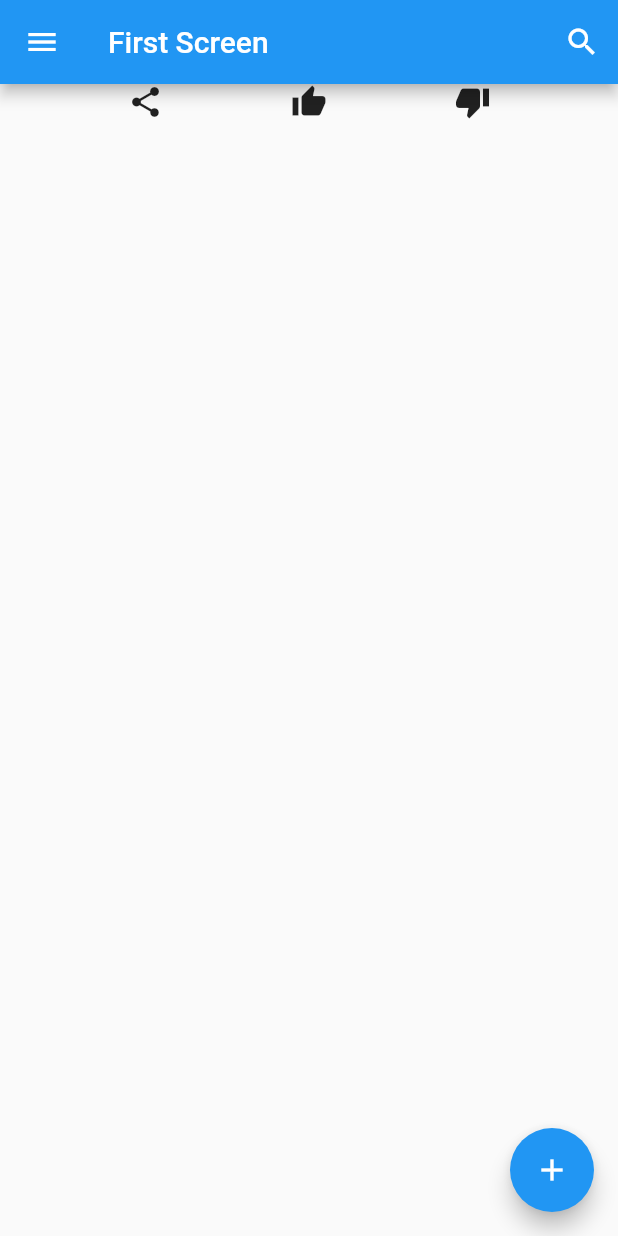
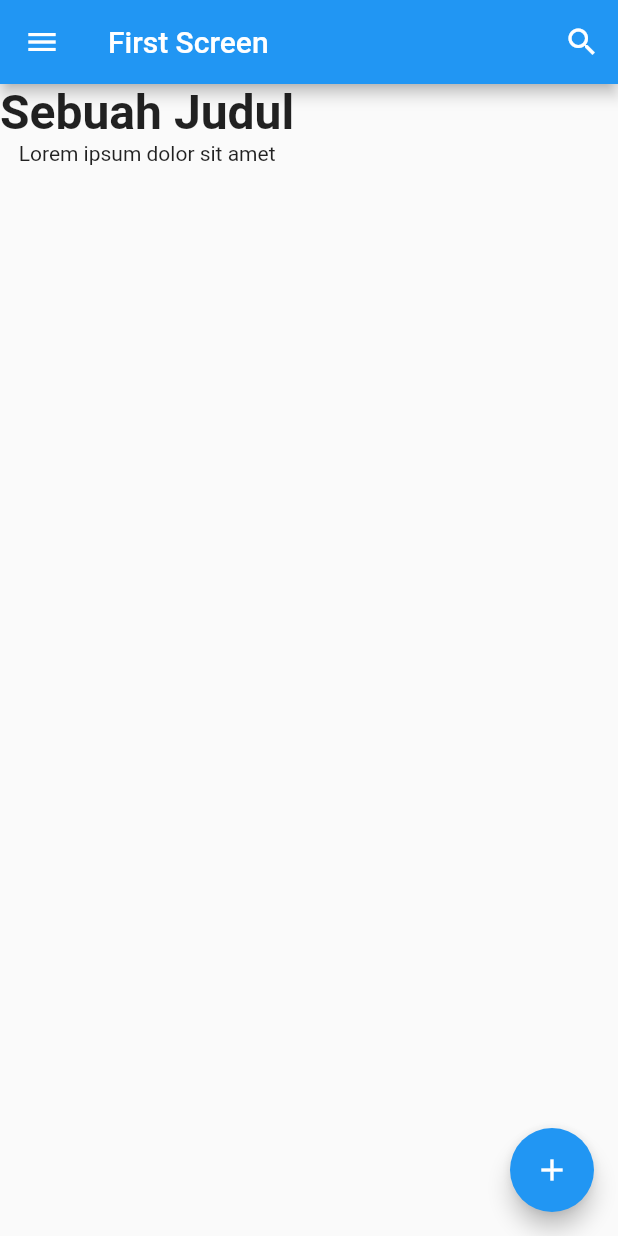
Before and after one commit to titikkoma88/dicoding_flutter, a Flutter app: the screen it shows after launch, on a phone screen of 412 x 824 dp. Run offline on Flutter 3.47's test engine with Material 2 defaults, Android fonts, the phone set to English and light mode, and no system bars.

Commit message:
Container, widget column

```diff
--- a/lib/main.dart
+++ b/lib/main.dart
@@ -41,12 +41,13 @@
           ),
         ],
       ),
-      body: Row(
-        mainAxisAlignment: MainAxisAlignment.spaceEvenly,
+      body: Column(
         children: <Widget>[
-          Icon(Icons.share),
-          Icon(Icons.thumb_up),
-          Icon(Icons.thumb_down),
+          Text(
+            'Sebuah Judul',
+            style: TextStyle(fontSize: 32, fontWeight: FontWeight.bold),
+          ),
+          Text('Lorem ipsum dolor sit amet'),
         ],
       ),
       floatingActionButton: FloatingActionButton(
```
